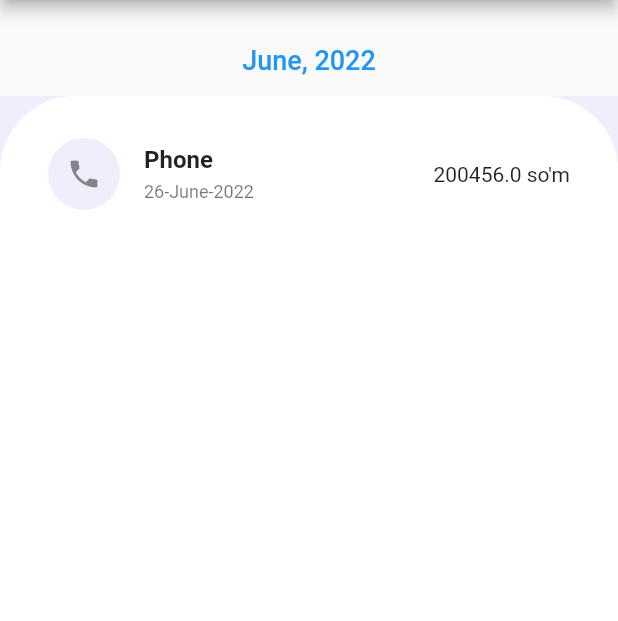
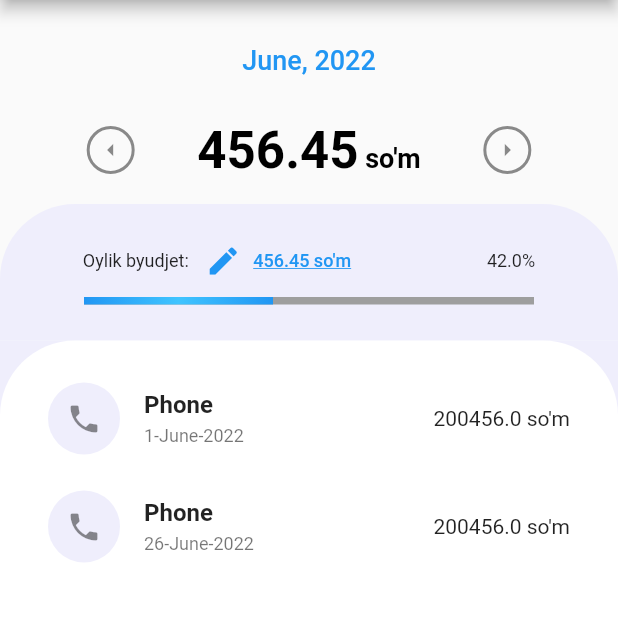
Before and after one commit to Jaloliddin-Fozilov/mywallet, a Flutter app: the screen it shows after launch, on a phone screen of 412 x 824 dp, the part 84-705 px from its top. Run offline on Flutter 3.47's test engine with Material 2 defaults, Android fonts, the phone set to English and light mode, and no system bars; drawn by our look-alikes of percent_indicator; our stand-ins replace bloc, flutter_bloc, month_picker_dialog.

Commit message:
sundat end(

```diff
--- a/lib/data/models/expense.dart
+++ b/lib/data/models/expense.dart
@@ -3,7 +3,7 @@ import 'package:flutter/material.dart';
 class Expense {
   final String id;
   final String title;
-  final DateTime day;
+  final DateTime date;
   final String userId;
   final double price;
   final IconData icon;
@@ -11,7 +11,7 @@ class Expense {
   Expense({
     required this.id,
     required this.title,
-    required this.day,
+    required this.date,
     required this.userId,
     required this.price,
     required this.icon,
--- /dev/null
+++ b/lib/logic/cubit/date_cubit.dart
@@ -0,0 +1,48 @@
+import 'dart:async';
+import 'package:bloc/bloc.dart';
+import 'package:meta/meta.dart';
+import 'package:mywallet/data/models/expense.dart';
+import 'package:mywallet/logic/expense/expense_cubit.dart';
+
+part 'date_state.dart';
+
+class DateCubit extends Cubit<DateState> {
+  late final StreamSubscription expenseCubitSubscription;
+  final ExpenseCubit expenseCubit;
+  DateCubit(this.expenseCubit) : super(DateInitial(DateTime.now())) {
+    expenseCubitSubscription = expenseCubit.stream.listen((ExpenseState state) {
+      getExpensesByFilter();
+    });
+  }
+
+  void getExpensesByFilter() {
+    print('${state.date!} state.date');
+    final expenses = expenseCubit.state.expenses!
+        .where((expense) =>
+            expense.date.month == state.date!.month &&
+            expense.date.year == state.date!.year)
+        .toList();
+    emit(ChangeExpensesDate(expenses));
+  }
+
+  void changeDate(DateTime date) {
+    emit(ChangeDateState(date));
+  }
+
+  void previousMonth(DateTime date) {
+    print('${state.date!} previousMonth');
+    DateTime activeDate = DateTime(date.year, date.month - 1);
+    emit(ChangeDateState(activeDate));
+  }
+
+  void nextMonth(DateTime date) {
+    DateTime activeDate = DateTime(date.year, date.month + 1);
+    emit(ChangeDateState(activeDate));
+  }
+
+  @override
+  Future<void> close() {
+    expenseCubitSubscription.cancel();
+    return super.close();
+  }
+}
--- /dev/null
+++ b/lib/logic/cubit/date_state.dart
@@ -0,0 +1,23 @@
+part of 'date_cubit.dart';
+
+@immutable
+abstract class DateState {
+  final DateTime? date;
+
+  const DateState({this.date});
+}
+
+class DateInitial extends DateState {
+  const DateInitial(DateTime date) : super(date: date);
+}
+
+class ChangeDateState extends DateState {
+  final DateTime activeDate;
+  const ChangeDateState(this.activeDate) : super(date: activeDate);
+}
+
+class ChangeExpensesDate extends DateState {
+  final List<Expense> expenses;
+
+  ChangeExpensesDate(this.expenses);
+}
--- a/lib/logic/expense/expense_cubit.dart
+++ b/lib/logic/expense/expense_cubit.dart
@@ -4,6 +4,7 @@ import 'package:meta/meta.dart';
 import 'package:mywallet/logic/user/user_cubit.dart';
 
 import '../../data/models/expense.dart';
+import '../cubit/date_cubit.dart';
 
 part 'expense_state.dart';
 
@@ -16,22 +17,36 @@ class ExpenseCubit extends Cubit<ExpenseState> {
             Expense(
               id: UniqueKey().toString(),
               title: 'Phone',
-              day: DateTime.now(),
+              date: DateTime(2022, 06),
               userId: '1',
               price: 200456,
               icon: Icons.phone,
-            )
+            ),
+            Expense(
+              id: UniqueKey().toString(),
+              title: 'Phone',
+              date: DateTime.now(),
+              userId: '1',
+              price: 200456,
+              icon: Icons.phone,
+            ),
+            Expense(
+              id: UniqueKey().toString(),
+              title: 'Phone',
+              date: DateTime(2022, 05),
+              userId: '1',
+              price: 200456,
+              icon: Icons.phone,
+            ),
           ]),
         );
 
-  void getExpenses(DateTime date) {
+  void getExpenses() {
     final user = userCubit.currentUser;
-    final expenses = state.expenses!
-        .where((expense) =>
-            expense.userId == user.id &&
-            expense.day.month == date.month &&
-            expense.day.year == date.year)
-        .toList();
+    final expenses =
+        state.expenses!.where((expense) => expense.userId == user.id).toList();
+    print(expenses);
+    emit(ExpenseInitial(expenses));
     emit(ExpenseLoaded(expenses));
   }
 
@@ -39,6 +54,7 @@ class ExpenseCubit extends Cubit<ExpenseState> {
     String title,
     double price,
     IconData icon,
+    DateTime date,
   ) {
     final user = userCubit.currentUser;
     try {
@@ -46,7 +62,7 @@ class ExpenseCubit extends Cubit<ExpenseState> {
         id: UniqueKey().toString(),
         title: title,
         userId: user.id,
-        day: DateTime.now(),
+        date: date,
         price: price,
         icon: icon,
       );
@@ -54,6 +70,7 @@ class ExpenseCubit extends Cubit<ExpenseState> {
       emit(ExpenseAdded());
       emit(ExpenseLoaded(expenses));
     } catch (e) {
+      print('$e added error');
       emit(const ExpenseError('Error occured'));
     }
   }
@@ -64,11 +81,4 @@ class ExpenseCubit extends Cubit<ExpenseState> {
     emit(DeleteExpense());
     emit(ExpenseLoaded(expenses));
   }
-
-  List<Expense> sortByMonth(DateTime date) {
-    return state.expenses!
-        .where((expense) =>
-            expense.day.month == date.month && expense.day.year == date.year)
-        .toList();
-  }
 }
--- a/lib/main.dart
+++ b/lib/main.dart
@@ -3,6 +3,8 @@ import 'package:flutter_bloc/flutter_bloc.dart';
 import 'package:mywallet/logic/expense/expense_cubit.dart';
 import 'package:mywallet/logic/user/user_cubit.dart';
 import 'package:mywallet/presentation/screens/home_screen.dart';
+
+import 'logic/cubit/date_cubit.dart';
 
 void main() {
   runApp(const MyApp());
@@ -20,6 +22,9 @@ class MyApp extends StatelessWidget {
         BlocProvider(
           create: (ctx) => ExpenseCubit(userCubit: ctx.read<UserCubit>()),
         ),
+        BlocProvider(
+          create: (ctx) => DateCubit(ctx.read<ExpenseCubit>()),
+        ),
       ],
       child: MaterialApp(
         title: 'My wallet',
--- a/lib/presentation/screens/home_screen.dart
+++ b/lib/presentation/screens/home_screen.dart
@@ -1,8 +1,12 @@
 import 'package:flutter/material.dart';
+import 'package:flutter_bloc/flutter_bloc.dart';
 import 'package:mywallet/presentation/widgets/add_expense_modal.dart';
 import 'package:mywallet/presentation/widgets/expenses_block.dart';
+import 'package:mywallet/presentation/widgets/percent_widget.dart';
 
+import '../../logic/expense/expense_cubit.dart';
 import '../widgets/active_date.dart';
+import '../widgets/money_widget.dart';
 
 class HomeScreen extends StatelessWidget {
   const HomeScreen({Key? key}) : super(key: key);
@@ -16,14 +20,14 @@ class HomeScreen extends StatelessWidget {
         actions: [
           IconButton(
             onPressed: () {
-              // showModalBottomSheet(
-              //   isScrollControlled: true,
-              //   isDismissible: false,
-              //   context: context,
-              //   builder: (ctx) {
-              //     return AddExpenseModal();
-              //   },
-              // );
+              showModalBottomSheet(
+                isScrollControlled: true,
+                isDismissible: false,
+                context: context,
+                builder: (ctx) {
+                  return const AddExpenseModal();
+                },
+              );
             },
             icon: const Icon(Icons.add),
           ),
@@ -31,8 +35,10 @@ class HomeScreen extends StatelessWidget {
       ),
       body: Column(
         children: [
-          ActiveDate(),
-          ExpensesBlock(),
+          const ActiveDate(),
+          MoneyWidget(456.45),
+          PercentWidget(() {}, 456.45, 42),
+          const ExpensesBlock(),
         ],
       ),
     );
--- a/lib/presentation/widgets/active_date.dart
+++ b/lib/presentation/widgets/active_date.dart
@@ -2,10 +2,12 @@ import 'package:flutter/material.dart';
 import 'package:intl/intl.dart';
 import 'package:flutter_bloc/flutter_bloc.dart';
 import 'package:month_picker_dialog/month_picker_dialog.dart';
+import 'package:mywallet/logic/cubit/date_cubit.dart';
 
 import '../../logic/expense/expense_cubit.dart';
 
 class ActiveDate extends StatefulWidget {
+  const ActiveDate({Key? key}) : super(key: key);
   @override
   State<ActiveDate> createState() => _ActiveDateState();
 }
@@ -18,7 +20,7 @@ class _ActiveDateState extends State<ActiveDate> {
   @override
   void didChangeDependencies() {
     if (!_init) {
-      context.read<ExpenseCubit>().getExpenses(selectedMonth);
+      context.read<DateCubit>().changeDate(selectedMonth);
     }
     _init = true;
     super.didChangeDependencies();
@@ -36,6 +38,8 @@ class _ActiveDateState extends State<ActiveDate> {
           setState(
             () {
               selectedMonth = selected;
+              context.read<DateCubit>().changeDate(selectedMonth);
+              // context.read<DateCubit>().getExpensesByFilter();
             },
           );
         }
@@ -55,7 +59,8 @@ class _ActiveDateState extends State<ActiveDate> {
               selectDate(context);
             },
             child: Text(
-              DateFormat("MMMM, yyyy").format(selectedMonth),
+              DateFormat("MMMM, yyyy")
+                  .format(context.read<DateCubit>().state.date!),
               style: TextStyle(
                   color: Theme.of(context).primaryColor, fontSize: 18),
             ),
--- a/lib/presentation/widgets/add_expense_modal.dart
+++ b/lib/presentation/widgets/add_expense_modal.dart
@@ -1,19 +1,20 @@
 import 'package:flutter/material.dart';
 import 'package:intl/intl.dart';
 import 'package:flutter_bloc/flutter_bloc.dart';
+import 'package:mywallet/logic/cubit/date_cubit.dart';
 // import 'package:flutter_iconpicker/flutter_iconpicker.dart';
 import 'package:mywallet/logic/expense/expense_cubit.dart';
 
 class AddExpenseModal extends StatefulWidget {
-  AddExpenseModal();
+  const AddExpenseModal({Key? key}) : super(key: key);
 
   @override
   State<AddExpenseModal> createState() => _AddExpenseModalState();
 }
 
 class _AddExpenseModalState extends State<AddExpenseModal> {
-  DateTime? selectedDay;
-  IconData? selectedIcon;
+  DateTime? selectedDay = DateTime.now();
+  IconData? selectedIcon = Icons.add;
 
   final expenseTitle = TextEditingController();
   final expensePrice = TextEditingController();
@@ -25,8 +26,9 @@ class _AddExpenseModalState extends State<AddExpenseModal> {
         selectedIcon == null) {
       return;
     }
-    context.read<ExpenseCubit>().addExpense(
-        expenseTitle.text, double.parse(expensePrice.text), selectedIcon!);
+    context.read<ExpenseCubit>().addExpense(expenseTitle.text,
+        double.parse(expensePrice.text), selectedIcon!, selectedDay!);
+    context.read<ExpenseCubit>().getExpenses();
     Navigator.of(context).pop();
   }
 
@@ -36,10 +38,10 @@ class _AddExpenseModalState extends State<AddExpenseModal> {
       initialDate: DateTime.now(),
       firstDate: DateTime(2019),
       lastDate: DateTime.now(),
-    ).then((selectedDay) {
-      if (selectedDay != null) {
+    ).then((selectedDateDay) {
+      if (selectedDateDay != null) {
         setState(() {
-          selectedDay = selectedDay;
+          selectedDay = selectedDateDay;
         });
       }
     });
@@ -48,7 +50,7 @@ class _AddExpenseModalState extends State<AddExpenseModal> {
   void selectIcon(BuildContext context) {
     // FlutterIconPicker.showIconPicker(
     //   context,
-    //   iconPackModes: [IconPack.fontAwesomeIcons],
+    //   iconPackModes: [IconPack.material],
     // ).then(
     //   (selected) {
     //     if (selected != null) {
--- a/lib/presentation/widgets/expense_widget.dart
+++ b/lib/presentation/widgets/expense_widget.dart
@@ -7,7 +7,10 @@ import '../../logic/expense/expense_cubit.dart';
 
 class ExpenseWidget extends StatefulWidget {
   final Expense expense;
-  ExpenseWidget(this.expense);
+  const ExpenseWidget({
+    Key? key,
+    required this.expense,
+  }) : super(key: key);
 
   @override
   State<ExpenseWidget> createState() => _ExpenseWidgetState();
@@ -28,7 +31,10 @@ class _ExpenseWidgetState extends State<ExpenseWidget> {
       background: Container(
         padding: const EdgeInsets.all(24),
         alignment: Alignment.centerRight,
-        color: Colors.red,
+        decoration: BoxDecoration(
+          borderRadius: BorderRadius.circular(15),
+          color: Colors.red,
+        ),
         child: const Icon(Icons.delete_forever, color: Colors.white),
       ),
       child: ListTile(
@@ -38,7 +44,7 @@ class _ExpenseWidgetState extends State<ExpenseWidget> {
           ),
           child: CircleAvatar(
             radius: 24,
-            backgroundColor: Color(0xffEFEEFC),
+            backgroundColor: const Color(0xffEFEEFC),
             child: Icon(
               (widget.expense.icon),
               color: Colors.black45,
@@ -51,7 +57,7 @@ class _ExpenseWidgetState extends State<ExpenseWidget> {
           style: const TextStyle(fontSize: 16, fontWeight: FontWeight.bold),
         ),
         subtitle: Text(
-          DateFormat("d-MMMM-yyyy").format(widget.expense.day),
+          DateFormat("d-MMMM-yyyy").format(widget.expense.date),
           style: const TextStyle(fontSize: 12),
         ),
         trailing: Text("${widget.expense.price} so'm"),
--- a/lib/presentation/widgets/expenses_block.dart
+++ b/lib/presentation/widgets/expenses_block.dart
@@ -1,12 +1,21 @@
 import 'package:flutter/material.dart';
 import 'package:flutter_bloc/flutter_bloc.dart';
+import 'package:mywallet/logic/cubit/date_cubit.dart';
 import 'package:mywallet/logic/expense/expense_cubit.dart';
 import 'package:mywallet/presentation/widgets/expense_widget.dart';
 
-class ExpensesBlock extends StatelessWidget {
+class ExpensesBlock extends StatefulWidget {
+  const ExpensesBlock({Key? key}) : super(key: key);
+
+  @override
+  State<ExpensesBlock> createState() => _ExpensesBlockState();
+}
+
+class _ExpensesBlockState extends State<ExpensesBlock> {
   @override
   Widget build(BuildContext context) {
-    final expenses = context.watch<ExpenseCubit>().state.expenses!;
+    context.read<ExpenseCubit>().getExpenses();
+
     return Expanded(
       child: Scaffold(
         backgroundColor: const Color(0xffEFEEFC),
@@ -19,16 +28,50 @@ class ExpensesBlock extends StatelessWidget {
               topLeft: Radius.circular(50.0),
             ),
           ),
-          child: expenses.isNotEmpty
-              ? ListView.builder(
-                  itemBuilder: (ctx, index) {
-                    return ExpenseWidget(
-                      expenses[index],
-                    );
-                  },
-                  itemCount: expenses.length,
-                )
-              : Center(
+          child: BlocListener<ExpenseCubit, ExpenseState>(
+            listener: (context, state) {
+              if (state is ExpenseAdded) {
+                setState(() {
+                  context.watch<ExpenseCubit>().getExpenses();
+                });
+              }
+            },
+            child: BlocBuilder<DateCubit, DateState>(
+              builder: (context, state) {
+                context.read<ExpenseCubit>().getExpenses();
+                if (state is ChangeExpensesDate) {
+                  return state.expenses.isEmpty
+                      ? Center(
+                          child: Column(
+                            mainAxisAlignment: MainAxisAlignment.center,
+                            crossAxisAlignment: CrossAxisAlignment.center,
+                            children: [
+                              Icon(
+                                Icons.account_balance_wallet,
+                                size: 36,
+                                color: Theme.of(context).primaryColor,
+                              ),
+                              const SizedBox(
+                                height: 10,
+                              ),
+                              Text(
+                                "The list is empty.",
+                                style: TextStyle(
+                                    fontSize: 18,
+                                    color: Theme.of(context).primaryColor),
+                                textAlign: TextAlign.center,
+                              )
+                            ],
+                          ),
+                        )
+                      : ListView.builder(
+                          itemCount: state.expenses.length,
+                          itemBuilder: (ctx, index) => ExpenseWidget(
+                            expense: state.expenses[index],
+                          ),
+                        );
+                }
+                return Center(
                   child: Column(
                     mainAxisAlignment: MainAxisAlignment.center,
                     crossAxisAlignment: CrossAxisAlignment.center,
@@ -50,7 +93,10 @@ class ExpensesBlock extends StatelessWidget {
                       )
                     ],
                   ),
-                ),
+                );
+              },
+            ),
+          ),
         ),
       ),
     );
--- /dev/null
+++ b/lib/presentation/widgets/money_widget.dart
@@ -0,0 +1,84 @@
+import 'package:flutter/material.dart';
+import 'package:flutter_bloc/flutter_bloc.dart';
+import 'package:intl/intl.dart';
+import 'package:mywallet/logic/cubit/date_cubit.dart';
+
+class MoneyWidget extends StatelessWidget {
+  final double totalPriceSum;
+
+  MoneyWidget(
+    this.totalPriceSum,
+  );
+
+  @override
+  Widget build(BuildContext context) {
+    return Padding(
+      padding: const EdgeInsets.all(16.0),
+      child: Row(
+        mainAxisAlignment: MainAxisAlignment.spaceEvenly,
+        children: [
+          Container(
+            decoration: BoxDecoration(
+              borderRadius: BorderRadius.circular(100),
+              border: Border.all(width: 2, color: Colors.black45),
+            ),
+            child: CircleAvatar(
+              radius: 14,
+              backgroundColor: Colors.transparent,
+              child: IconButton(
+                icon: Icon(Icons.arrow_left),
+                color: Colors.black45,
+                iconSize: 20,
+                padding: const EdgeInsets.all(0),
+                onPressed: () => context
+                    .read<DateCubit>()
+                    .previousMonth(context.read<DateCubit>().state.date!),
+              ),
+            ),
+          ),
+          RichText(
+            text: TextSpan(
+              style: TextStyle(
+                color: Colors.black,
+                fontWeight: FontWeight.bold,
+              ),
+              children: [
+                TextSpan(
+                  text: NumberFormat.currency(symbol: "").format(totalPriceSum),
+                  style: TextStyle(
+                    fontSize: 34,
+                  ),
+                ),
+                TextSpan(
+                  text: " so'm",
+                  style: TextStyle(
+                    fontSize: 18,
+                  ),
+                ),
+              ],
+            ),
+          ),
+          Container(
+            decoration: BoxDecoration(
+              borderRadius: BorderRadius.circular(100),
+              border: Border.all(width: 2, color: Colors.black45),
+            ),
+            child: CircleAvatar(
+              radius: 14,
+              backgroundColor: Colors.transparent,
+              child: IconButton(
+                icon: Icon(Icons.arrow_right),
+                color: Colors.black45,
+                iconSize: 20,
+                padding: const EdgeInsets.all(0),
+                onPressed: () => context
+                    .read<DateCubit>()
+                    .nextMonth(context.read<DateCubit>().state.date!),
+              ),
+            ),
+          ),
+        ],
+      ),
+    );
+  }
+}
--- /dev/null
+++ b/lib/presentation/widgets/percent_widget.dart
@@ -0,0 +1,91 @@
+import 'package:flutter/material.dart';
+import 'package:percent_indicator/percent_indicator.dart';
+import 'package:intl/intl.dart';
+
+class PercentWidget extends StatefulWidget {
+  final Function _allBudjet;
+  final double budjet;
+  final double percentCalc;
+  var budjetF = NumberFormat("###.0#");
+
+  PercentWidget(
+    this._allBudjet,
+    this.budjet,
+    this.percentCalc,
+  );
+
+  @override
+  State<PercentWidget> createState() => _PercentWidgetState();
+}
+
+class _PercentWidgetState extends State<PercentWidget> {
+  void perdentCalc() {
+    int percentResult = widget.percentCalc.toInt();
+  }
+
+  @override
+  Widget build(BuildContext context) {
+    return Container(
+      decoration: BoxDecoration(
+        color: Color(0xffEFEEFC),
+        borderRadius: BorderRadius.only(
+          topRight: Radius.circular(50.0),
+          topLeft: Radius.circular(50.0),
+        ),
+      ),
+      padding: const EdgeInsets.only(top: 14, left: 14, right: 14, bottom: 24),
+      child: Column(
+        children: [
+          Row(
+            mainAxisAlignment: MainAxisAlignment.spaceAround,
+            children: [
+              Row(
+                children: [
+                  Text(
+                    "Oylik byudjet: ",
+                    style: TextStyle(fontSize: 12),
+                  ),
+                  TextButton.icon(
+                    onPressed: () {
+                      widget._allBudjet(context);
+                    },
+                    icon: Icon(Icons.edit),
+                    label: Text(
+                      "${NumberFormat.currency(symbol: "").format(widget.budjet)} so'm",
+                      style: TextStyle(
+                        fontSize: 12,
+                        decoration: TextDecoration.underline,
+                      ),
+                    ),
+                  ),
+                ],
+              ),
+              Text(
+                "${widget.percentCalc.toStringAsFixed(1)}%",
+                style: TextStyle(fontSize: 12),
+              ),
+            ],
+          ),
+          LinearPercentIndicator(
+            alignment: MainAxisAlignment.spaceAround,
+            width: 320,
+            lineHeight: 5,
+            animationDuration: 50,
+            percent:
+                double.parse(widget.percentCalc.toStringAsFixed(1)) / 100 < 1.0
+                    ? double.parse(widget.percentCalc.toStringAsFixed(1)) / 100
+                    : 1,
+            backgroundColor: Colors.grey,
+            linearGradient: LinearGradient(
+              colors: [
+                Colors.blue,
+                Colors.lightBlueAccent,
+                Colors.blue,
+              ],
+            ),
+          ),
+        ],
+      ),
+    );
+  }
+}
--- a/pubspec.yaml
+++ b/pubspec.yaml
@@ -40,7 +40,7 @@ dependencies:
   percent_indicator: ^4.2.2
   bloc: ^8.0.3
   flutter_bloc: ^8.0.1
-  flutter_iconpicker: ^3.1.4+1
+  # flutter_iconpicker: ^3.1.4+1
 
 dev_dependencies:
   flutter_test:
```
Also changed, not shown: pubspec.lock, 1 other file.
